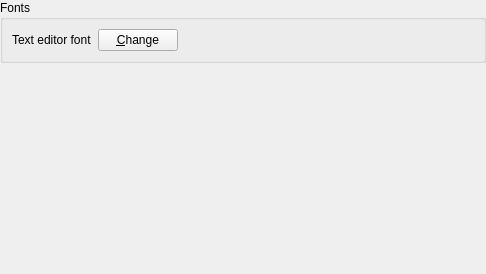
This is src/gui/settings/settingseditor.ui in martinrotter/textosaurus as Qt 5 draws it before an edit. The edited form follows.
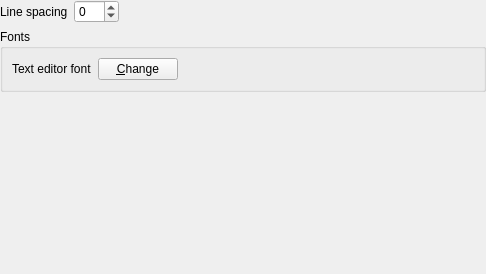
This is the edited form.

Commit message: Line spacing.

The edit to the form file:
```diff
--- a/src/gui/settings/settingseditor.ui
+++ b/src/gui/settings/settingseditor.ui
@@ -10,7 +10,7 @@
     <height>274</height>
    </rect>
   </property>
-  <layout class="QFormLayout" name="formLayout">
+  <layout class="QGridLayout" name="gridLayout_2">
    <property name="leftMargin">
     <number>0</number>
    </property>
@@ -23,7 +23,40 @@
    <property name="bottomMargin">
     <number>0</number>
    </property>
-   <item row="0" column="0" colspan="2">
+   <item row="0" column="0">
+    <widget class="QLabel" name="label">
+     <property name="text">
+      <string>Line spacing</string>
+     </property>
+     <property name="buddy">
+      <cstring>m_spinLineSpacing</cstring>
+     </property>
+    </widget>
+   </item>
+   <item row="0" column="1">
+    <widget class="QSpinBox" name="m_spinLineSpacing">
+     <property name="minimum">
+      <number>-10</number>
+     </property>
+     <property name="maximum">
+      <number>50</number>
+     </property>
+    </widget>
+   </item>
+   <item row="0" column="2">
+    <spacer name="horizontalSpacer_2">
+     <property name="orientation">
+      <enum>Qt::Horizontal</enum>
+     </property>
+     <property name="sizeHint" stdset="0">
+      <size>
+       <width>40</width>
+       <height>20</height>
+      </size>
+     </property>
+    </spacer>
+   </item>
+   <item row="1" column="0" colspan="3">
     <widget class="QGroupBox" name="groupBox">
      <property name="title">
       <string>Fonts</string>
@@ -62,6 +95,19 @@
      </layout>
     </widget>
    </item>
+   <item row="2" column="0" colspan="3">
+    <spacer name="verticalSpacer">
+     <property name="orientation">
+      <enum>Qt::Vertical</enum>
+     </property>
+     <property name="sizeHint" stdset="0">
+      <size>
+       <width>483</width>
+       <height>183</height>
+      </size>
+     </property>
+    </spacer>
+   </item>
   </layout>
  </widget>
  <tabstops>
```
Left out of the diff: 1 changed line with no effect on the pictures. The commit also changes 7 other files.
